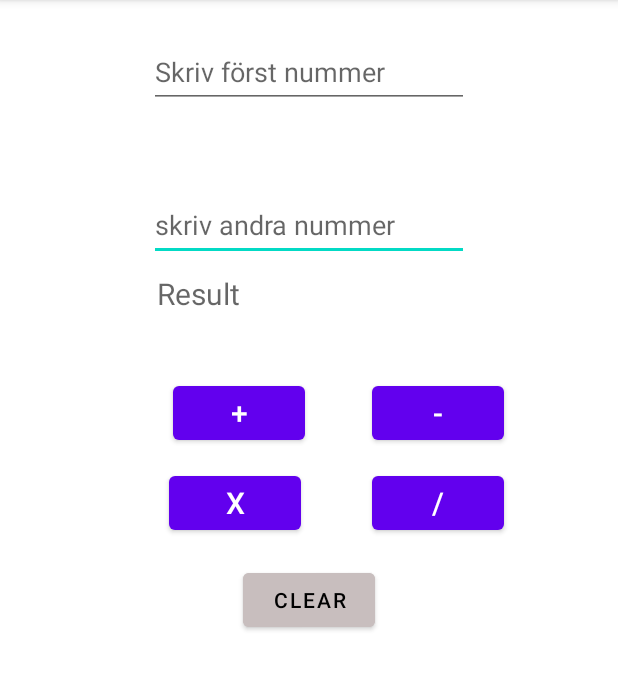
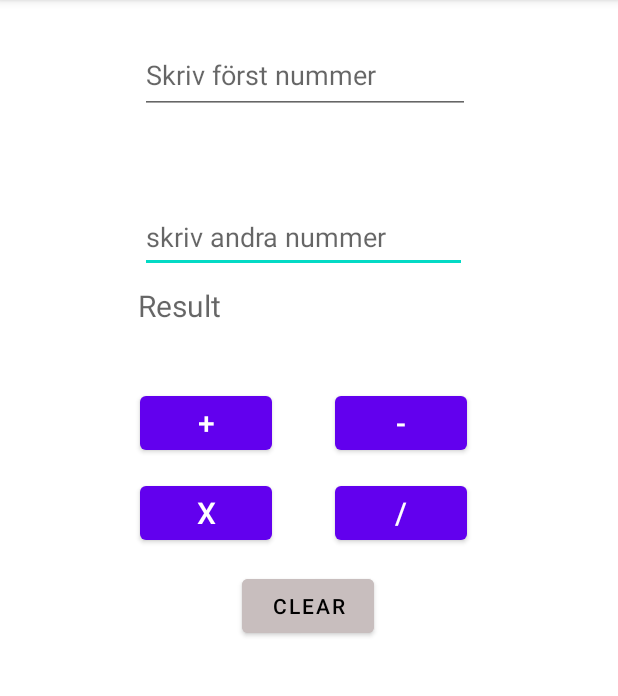
Before and after one commit to nourromeo/SmallAndroidsApps, an Android app: the screen it shows after launch (MainActivity), on a phone screen of 412 x 824 dp, the part 84-780 px from its top. Run offline under Robolectric (Android 15) with nearby library versions, the phone set to English and light mode, and no system bars.

Commit message:
fix some styles

```diff
--- a/mycalculator/My Calculator/src/main/res/layout/activity_main.xml
+++ b/mycalculator/My Calculator/src/main/res/layout/activity_main.xml
@@ -8,28 +8,55 @@
 
     <EditText
         android:id="@+id/editTextNumber2"
-        android:layout_width="wrap_content"
+        android:layout_width="218dp"
         android:layout_height="48dp"
-        android:layout_marginTop="12dp"
+        android:layout_marginTop="16dp"
         android:ems="10"
         android:hint="skriv andra nummer"
         android:inputType="number"
         app:layout_constraintEnd_toEndOf="parent"
+        app:layout_constraintHorizontal_bias="0.481"
         app:layout_constraintStart_toStartOf="parent"
         app:layout_constraintTop_toBottomOf="@+id/textViewOperators"
         tools:ignore="SpeakableTextPresentCheck" />
 
     <TextView
         android:id="@+id/textViewResult"
-        android:layout_width="204dp"
-        android:layout_height="61dp"
+        android:layout_width="219dp"
+        android:layout_height="60dp"
         android:layout_marginTop="8dp"
         android:hint="Result"
         android:textSize="20sp"
         app:layout_constraintEnd_toEndOf="parent"
-        app:layout_constraintHorizontal_bias="0.503"
+        app:layout_constraintHorizontal_bias="0.479"
         app:layout_constraintStart_toStartOf="parent"
         app:layout_constraintTop_toBottomOf="@+id/editTextNumber2" />
+
+    <Button
+        android:id="@+id/minusButton"
+        android:layout_width="wrap_content"
+        android:layout_height="wrap_content"
+        android:layout_marginTop="8dp"
+        android:onClick="minusClick"
+        android:text="@string/Minus"
+        android:textSize="20sp"
+        app:layout_constraintEnd_toEndOf="parent"
+        app:layout_constraintHorizontal_bias="0.69"
+        app:layout_constraintStart_toStartOf="parent"
+        app:layout_constraintTop_toBottomOf="@+id/textViewResult" />
+
+    <Button
+        android:id="@+id/plusButton"
+        android:layout_width="wrap_content"
+        android:layout_height="wrap_content"
+        android:layout_marginTop="8dp"
+        android:onClick="plusClick"
+        android:text="@string/Plus"
+        android:textSize="20sp"
+        app:layout_constraintEnd_toStartOf="@+id/minusButton"
+        app:layout_constraintHorizontal_bias="0.688"
+        app:layout_constraintStart_toStartOf="parent"
+        app:layout_constraintTop_toBottomOf="@+id/textViewResult" />
 
     <Button
         android:id="@+id/multButton"
@@ -41,45 +68,21 @@
         android:text="@string/multiplikation"
         android:textSize="20sp"
         app:layout_constraintEnd_toStartOf="@+id/divisionButton"
-        app:layout_constraintHorizontal_bias="0.673"
+        app:layout_constraintHorizontal_bias="0.647"
         app:layout_constraintStart_toStartOf="parent"
         app:layout_constraintTop_toBottomOf="@+id/plusButton" />
-
-    <Button
-        android:id="@+id/plusButton"
-        android:layout_width="wrap_content"
-        android:layout_height="wrap_content"
-        android:layout_marginTop="8dp"
-        android:onClick="plusClick"
-        android:text="@string/Plus"
-        android:textSize="20sp"
-        app:layout_constraintEnd_toStartOf="@+id/minusButton"
-        app:layout_constraintHorizontal_bias="0.722"
-        app:layout_constraintStart_toStartOf="parent"
-        app:layout_constraintTop_toBottomOf="@+id/textViewResult" />
-
-    <Button
-        android:id="@+id/minusButton"
-        android:layout_width="wrap_content"
-        android:layout_height="wrap_content"
-        android:layout_marginTop="8dp"
-        android:layout_marginEnd="76dp"
-        android:onClick="minusClick"
-        android:text="@string/Minus"
-        android:textSize="20sp"
-        app:layout_constraintEnd_toEndOf="parent"
-        app:layout_constraintTop_toBottomOf="@+id/textViewResult" />
 
     <Button
         android:id="@+id/divisionButton"
         android:layout_width="wrap_content"
         android:layout_height="wrap_content"
         android:layout_marginTop="12dp"
-        android:layout_marginEnd="76dp"
         android:onClick="divClick"
         android:text="@string/division"
         android:textSize="20sp"
         app:layout_constraintEnd_toEndOf="parent"
+        app:layout_constraintHorizontal_bias="0.69"
+        app:layout_constraintStart_toStartOf="parent"
         app:layout_constraintTop_toBottomOf="@+id/minusButton" />
 
     <Button
@@ -92,9 +95,10 @@
         android:textColor="#000000"
         app:layout_constraintBottom_toBottomOf="parent"
         app:layout_constraintEnd_toEndOf="parent"
+        app:layout_constraintHorizontal_bias="0.498"
         app:layout_constraintStart_toStartOf="parent"
         app:layout_constraintTop_toBottomOf="@+id/multButton"
-        app:layout_constraintVertical_bias="0.047" />
+        app:layout_constraintVertical_bias="0.04" />
 
     <TextView
         android:id="@+id/textViewOperators"
@@ -110,13 +114,14 @@
 
     <EditText
         android:id="@+id/editTextNumber1"
-        android:layout_width="wrap_content"
-        android:layout_height="48dp"
+        android:layout_width="220dp"
+        android:layout_height="52dp"
         android:layout_marginTop="24dp"
         android:ems="10"
         android:hint="Skriv först nummer"
         android:inputType="number"
         app:layout_constraintEnd_toEndOf="parent"
+        app:layout_constraintHorizontal_bias="0.486"
         app:layout_constraintStart_toStartOf="parent"
         app:layout_constraintTop_toTopOf="parent"
         tools:ignore="SpeakableTextPresentCheck" />
```
